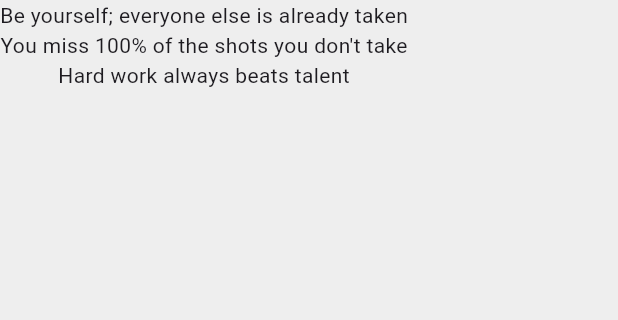
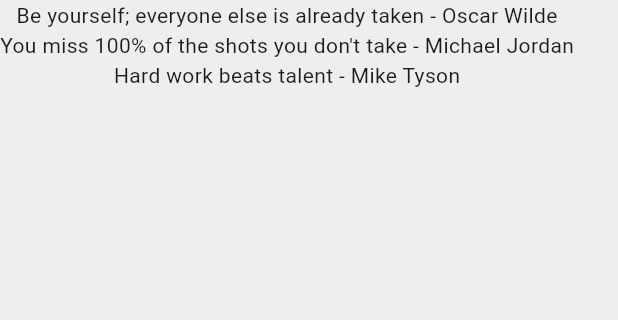
Before and after one commit to JakeG12345/quotes, a Flutter app: the screen it shows after launch, on a phone screen of 412 x 824 dp, the part 84-404 px from its top. Run offline on Flutter 3.47's test engine with Material 3 defaults, Android fonts, the phone set to English and light mode, and no system bars.

Commit message:
display author for quotes + use class for quote data

```diff
--- a/lib/main.dart
+++ b/lib/main.dart
@@ -1,4 +1,5 @@
 import 'package:flutter/material.dart';
+import 'quote.dart';
 
 void main() => runApp(MaterialApp(
       home: QuoteList(),
@@ -12,10 +13,14 @@ class QuoteList extends StatefulWidget {
 }
 
 class _QuoteListState extends State<QuoteList> {
-  List<String> quotes = [
-    'Be yourself; everyone else is already taken',
-    "You miss 100% of the shots you don't take",
-    'Hard work always beats talent'
+  List<Quote> quotes = [
+    Quote(
+        text: 'Be yourself; everyone else is already taken',
+        author: 'Oscar Wilde'),
+    Quote(
+        text: "You miss 100% of the shots you don't take",
+        author: 'Michael Jordan'),
+    Quote(text: 'Hard work beats talent', author: 'Mike Tyson'),
   ];
 
   @override
@@ -30,7 +35,9 @@ class _QuoteListState extends State<QuoteList> {
           backgroundColor: Colors.redAccent,
         ),
         body: Column(
-          children: quotes.map((quote) => Text(quote)).toList(),
+          children: quotes
+              .map((quote) => Text('${quote.text} - ${quote.author}'))
+              .toList(),
         ));
   }
 }
--- /dev/null
+++ b/lib/quote.dart
@@ -0,0 +1,6 @@
+class Quote {
+  String text;
+  String author;
+
+  Quote({this.text = '', this.author = ''});
+}
```
